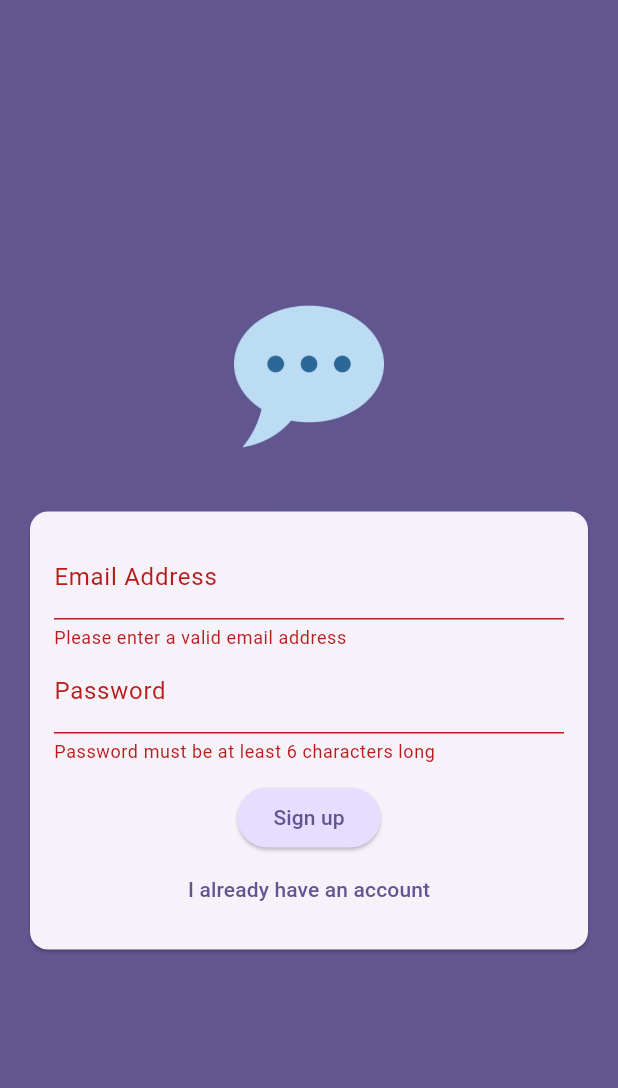
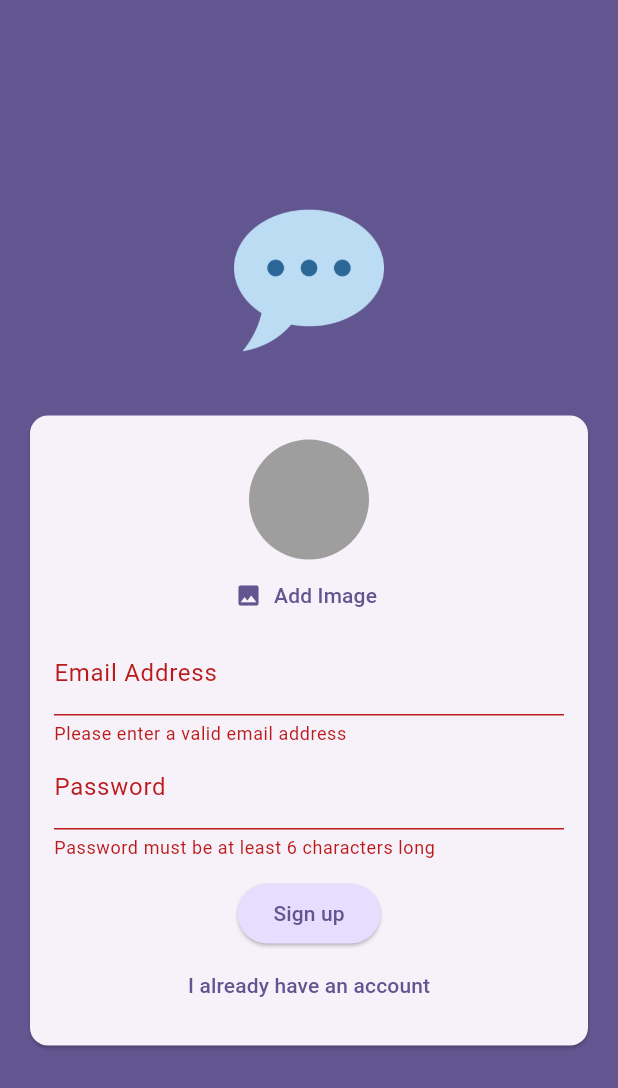
Before and after one commit to bensontamunoemi/chatwave, a Flutter app: the screen it shows after launch, after a tap on "Login", after a tap on "Create an account", on a phone screen of 412 x 824 dp. Shown: the top 1088 px of the screen. Run offline on Flutter 3.47's test engine with Material 3 defaults, Android fonts, the phone set to English and light mode, and no system bars; our stand-ins replace firebase_auth, firebase_core, image_picker; accounts and stored records are empty.

Commit message:
feat: user image upload widget

```diff
--- a/lib/screens/auth.dart
+++ b/lib/screens/auth.dart
@@ -1,3 +1,4 @@
+import 'package:chat_wave/widgets/user_image_picker.dart';
 import 'package:flutter/material.dart';
 import 'package:firebase_auth/firebase_auth.dart';
 
@@ -67,6 +68,7 @@ class _AuthScreenState extends State<AuthScreen> {
                       child: Column(
                         mainAxisSize: MainAxisSize.min,
                         children: [
+                          if (!_isLogin) const UserImagePicker(),
                           TextFormField(
                             decoration: const InputDecoration(
                                 labelText: "Email Address"),
--- /dev/null
+++ b/lib/widgets/user_image_picker.dart
@@ -0,0 +1,99 @@
+import 'dart:io';
+import 'package:flutter/material.dart';
+import 'package:image_picker/image_picker.dart';
+
+class UserImagePicker extends StatefulWidget {
+  const UserImagePicker({super.key});
+
+  @override
+  State<UserImagePicker> createState() => _UserImagePickerState();
+}
+
+class _UserImagePickerState extends State<UserImagePicker> {
+  File? _pickedImageFile;
+  bool _isLoading = false;
+
+  void _pickImage() async {
+    final ImagePicker picker = ImagePicker();
+
+    final XFile? pickedImage = await showDialog(
+      context: context,
+      builder: (ctx) => _buildImageSourceDialog(ctx, picker),
+    );
+
+    if (pickedImage == null) {
+      return;
+    }
+
+    setState(() {
+      _isLoading = true;
+    });
+
+    try {
+      setState(() {
+        _pickedImageFile = File(pickedImage.path);
+      });
+    } catch (error) {
+      // Handle any errors here, such as showing a dialog or snackbar
+      print(error);
+    } finally {
+      setState(() {
+        _isLoading = false;
+      });
+    }
+  }
+
+  AlertDialog _buildImageSourceDialog(
+      BuildContext context, ImagePicker picker) {
+    return AlertDialog(
+      title: const Text('Choose Image Source'),
+      actions: [
+        TextButton(
+          child: const Text('Gallery'),
+          onPressed: () async {
+            Navigator.of(context).pop(await picker.pickImage(
+              source: ImageSource.gallery,
+              imageQuality: 50,
+              maxWidth: 150,
+            ));
+          },
+        ),
+        TextButton(
+          child: const Text('Camera'),
+          onPressed: () async {
+            Navigator.of(context).pop(await picker.pickImage(
+              source: ImageSource.camera,
+              imageQuality: 50,
+              maxWidth: 150,
+            ));
+          },
+        ),
+      ],
+    );
+  }
+
+  @override
+  Widget build(BuildContext context) {
+    return Column(
+      children: [
+        _isLoading
+            ? const CircularProgressIndicator()
+            : CircleAvatar(
+                radius: 40,
+                backgroundColor: Colors.grey,
+                foregroundImage: _pickedImageFile != null
+                    ? FileImage(_pickedImageFile!)
+                    : null,
+              ),
+        TextButton.icon(
+          onPressed: _pickImage,
+          icon: const Icon(Icons.image),
+          label: Text(
+            "Add Image",
+            style: TextStyle(color: Theme.of(context).colorScheme.primary),
+          ),
+        ),
+      ],
+    );
+  }
+}
--- a/pubspec.yaml
+++ b/pubspec.yaml
@@ -37,6 +37,8 @@ dependencies:
   cupertino_icons: ^1.0.6
   firebase_core: ^3.4.0
   firebase_auth: ^5.2.0
+  firebase_storage: ^12.2.0
+  image_picker: ^1.1.2
 
 dev_dependencies:
   flutter_test:
```
Also changed, not shown: pubspec.lock, 7 other files.
